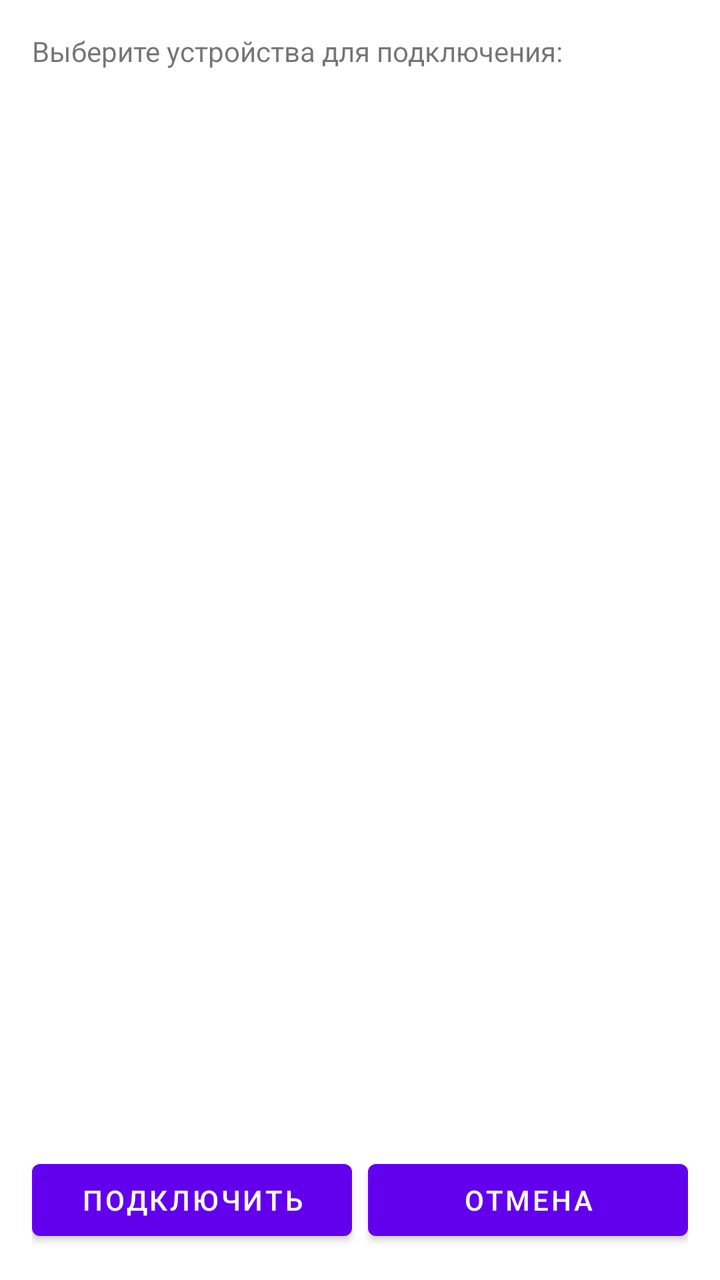
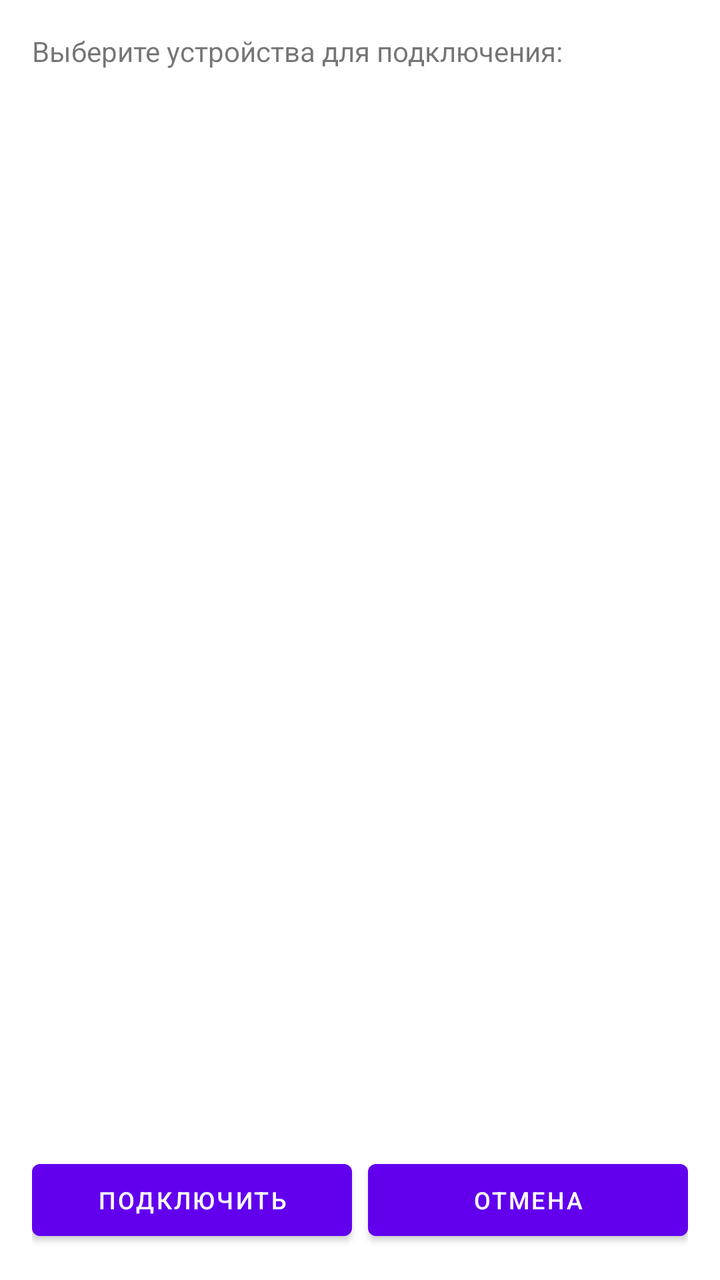

Compare the two renders of this Android layout. The source of the first and the diff that turns it into the second are given below.
<!-- AndroidManifest.xml: application theme AppTheme -->
<!-- res/layout/dialog_multi_select_devices.xml -->
<?xml version="1.0" encoding="utf-8"?>
<LinearLayout xmlns:android="http://schemas.android.com/apk/res/android"
    android:layout_width="match_parent"
    android:layout_height="match_parent"
    android:orientation="vertical"
    android:padding="16dp">

    <TextView
        android:layout_width="wrap_content"
        android:layout_height="wrap_content"
        android:layout_marginBottom="8dp"
        android:text="Выберите устройства для подключения:" />

    <ListView
        android:id="@+id/dialogDevicesListView"
        android:layout_width="match_parent"
        android:layout_height="0dp"
        android:layout_weight="1"
        android:layout_marginBottom="16dp" />

    <LinearLayout
        android:layout_width="match_parent"
        android:layout_height="wrap_content"
        android:orientation="horizontal">

        <Button
            android:id="@+id/dialogOkButton"
            android:layout_width="0dp"
            android:layout_height="wrap_content"
            android:layout_weight="1"
            android:layout_marginEnd="4dp"
            android:text="Подключить" />

        <Button
            android:id="@+id/dialogCancelButton"
            android:layout_width="0dp"
            android:layout_height="wrap_content"
            android:layout_weight="1"
            android:layout_marginStart="4dp"
            android:text="Отмена" />

    </LinearLayout>

</LinearLayout>
<!-- resources referenced by this layout -->
<resources>
  <style name="AppTheme" parent="Theme.MaterialComponents.DayNight.NoActionBar">
          
      </style>
</resources>

<!-- the commit's change to res/layout/dialog_multi_select_devices.xml (unified diff, before → after) -->
@@ -29,7 +29,8 @@
             android:layout_height="wrap_content"
             android:layout_weight="1"
             android:layout_marginEnd="4dp"
-            android:text="Подключить" />
+            android:text="Подключить"
+            android:textSize="12sp" />
 
         <Button
             android:id="@+id/dialogCancelButton"
@@ -37,7 +38,8 @@
             android:layout_height="wrap_content"
             android:layout_weight="1"
             android:layout_marginStart="4dp"
-            android:text="Отмена" />
+            android:text="Отмена"
+            android:textSize="12sp" />
 
     </LinearLayout>
 
